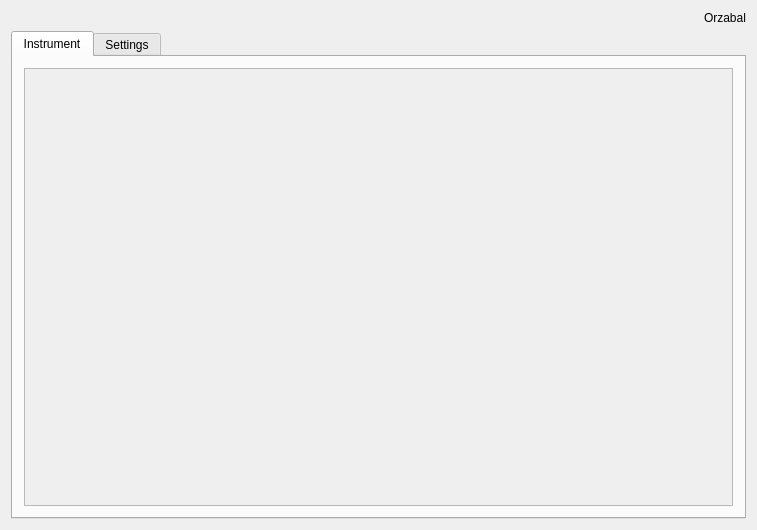
chuckfairy/Orzabal, file src/qt/MainWindow.ui: the form before one commit.
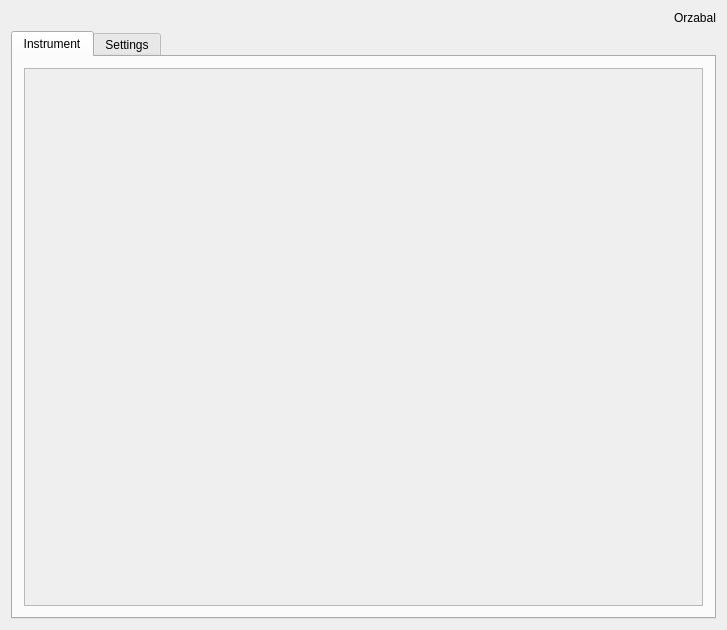
The form after the commit.

Diff of the .ui file:
```diff
--- a/src/qt/MainWindow.ui
+++ b/src/qt/MainWindow.ui
@@ -6,8 +6,8 @@
    <rect>
     <x>0</x>
     <y>0</y>
-    <width>757</width>
-    <height>530</height>
+    <width>727</width>
+    <height>630</height>
    </rect>
   </property>
   <property name="windowTitle">
```
